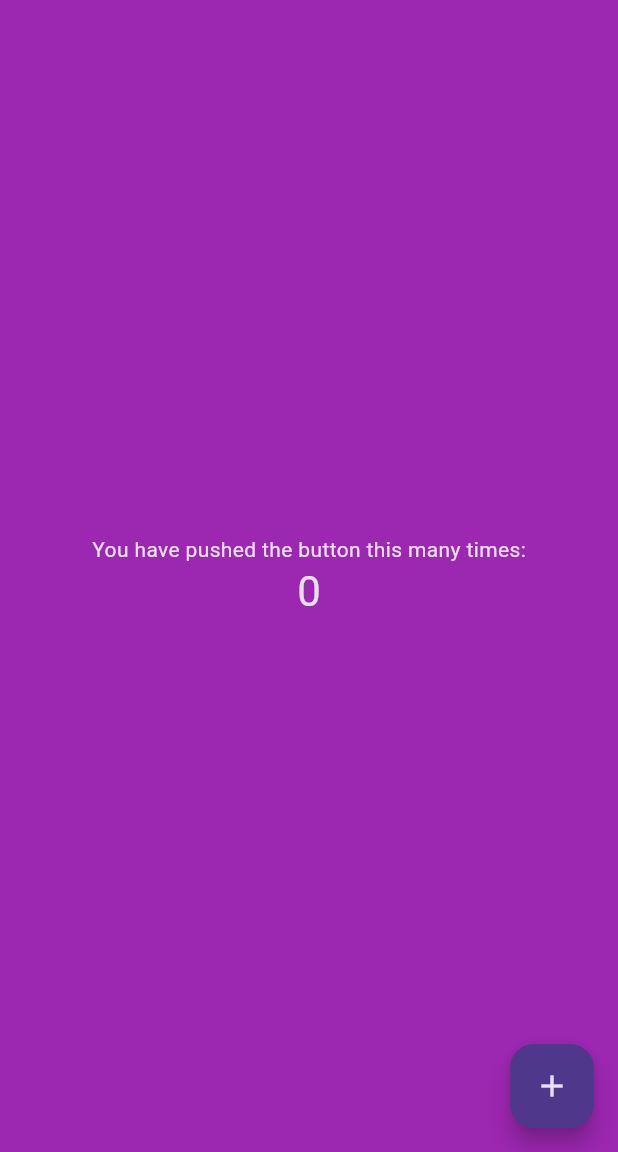
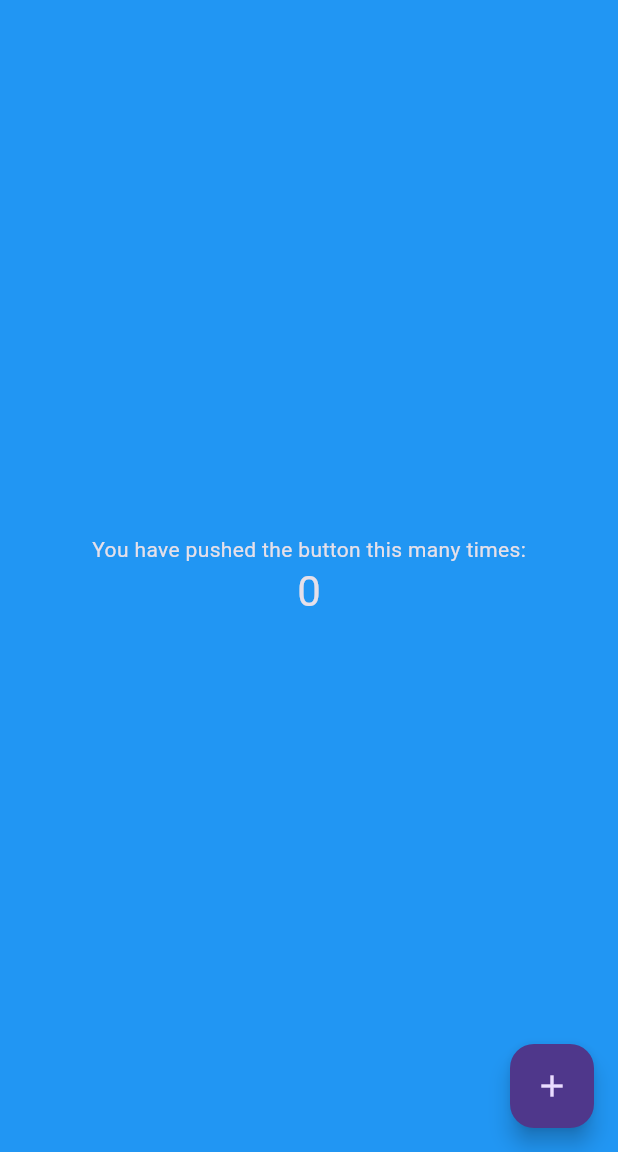
Before and after one commit to could-ai/0198d0ff-bb85-7809-a4a0-f50e08c039a2, a Flutter app: the screen it shows after launch, on a phone screen of 412 x 824 dp, the part 84-1236 px from its top. Run offline on Flutter 3.47's test engine with Material 3 defaults, Android fonts, the phone set to English and light mode, and no system bars.

Commit message:
将应用的背景颜色从紫色更改为蓝色。通过修改MaterialApp的theme属性中的backgroundColor和scaffoldBackgroundColor属性，将它们从Colors.purple更改为Colors.blue，这样整个应用的背景就会变成蓝色，同时保持深色主题的整体风格和现有功能不变。

```diff
--- a/usr/lib/main.dart
+++ b/usr/lib/main.dart
@@ -13,8 +13,8 @@ class MyApp extends StatelessWidget {
       title: 'Flutter Demo',
       theme: ThemeData(
         brightness: Brightness.dark,
-        backgroundColor: Colors.purple,
-        scaffoldBackgroundColor: Colors.purple,
+        backgroundColor: Colors.blue,
+        scaffoldBackgroundColor: Colors.blue,
       ),
       home: const MyHomePage(title: 'Flutter Demo Home Page'),
     );
```
